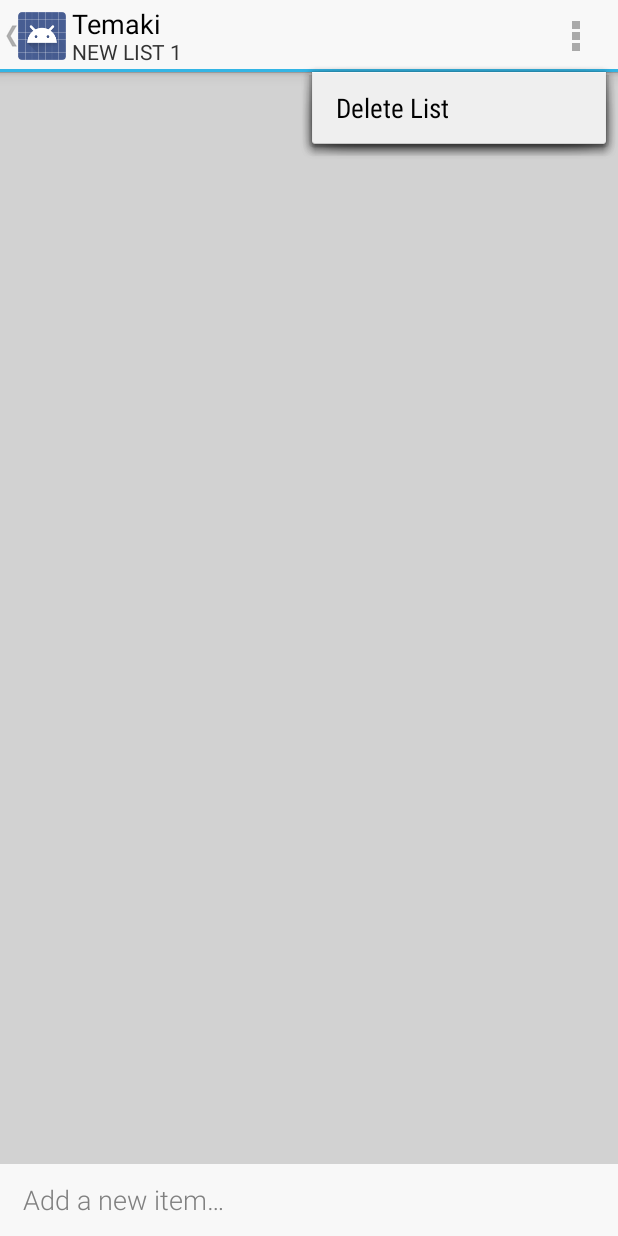
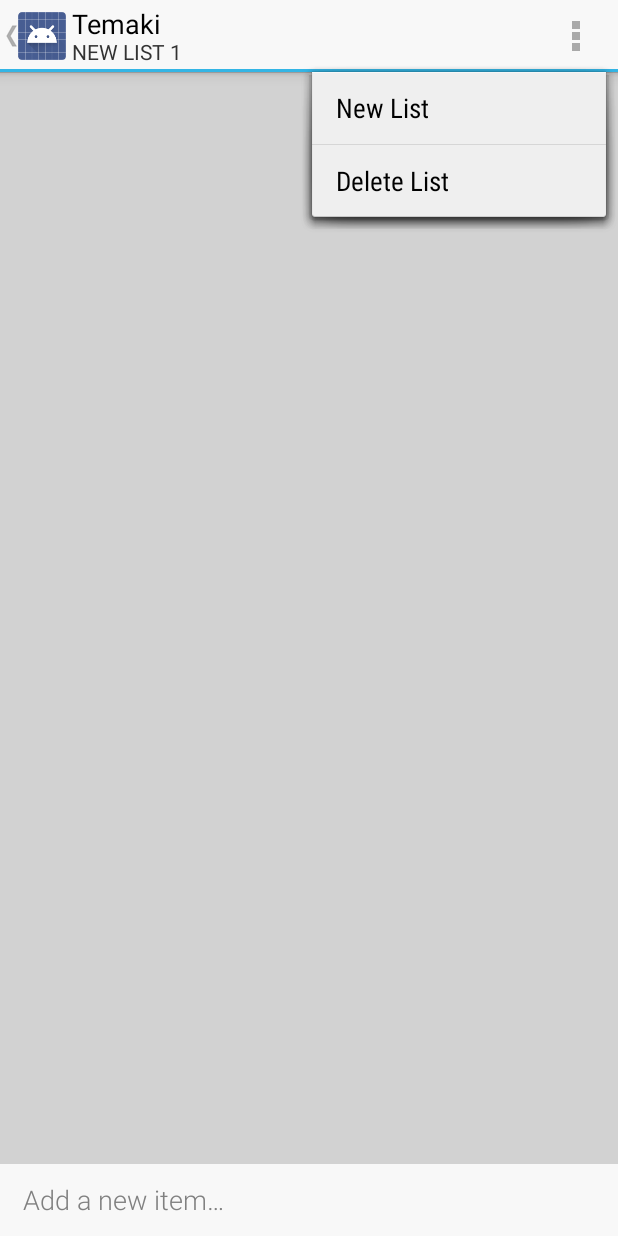
Before and after one commit to jffrymrtn/temaki, an Android app: the screen it shows after launch (MainDrawerActivity), with the options menu open, on a phone screen of 412 x 824 dp. Run offline under Robolectric (Android 15) with nearby library versions, the phone set to English and light mode, and no system bars; 2 statements that could not run were skipped.

Commit message:
Allow create new lists from ActionBar Menu

```diff
--- a/src/main/java/com/jmartin/temaki/MainDrawerActivity.java
+++ b/src/main/java/com/jmartin/temaki/MainDrawerActivity.java
@@ -37,7 +37,7 @@ public class MainDrawerActivity extends FragmentActivity
     private final String LIST_ITEMS_BUNDLE_KEY = "ListItems";
     private final String LIST_NAME_BUNDLE_KEY = "ListName";
 
-    private final String NEW_LIST_DIALOG_TITLE = "Enter a name for the new list:";
+    private final String NEW_LIST_DIALOG_TITLE = "Enter the new list's name:";
     public static final String CONFIRM_DELETE_DIALOG_TITLE = "Are you sure you want to delete this?";
     private final String DEFAULT_LIST_NAME = "NEW LIST ";
     protected final String LISTS_SP_KEY = "MAIN_LISTS";
@@ -55,7 +55,7 @@ public class MainDrawerActivity extends FragmentActivity
     private MainListsFragment mainListsFragment;
 
     /* Used for keeping track of selected item. Ideally don't want to do it this way but isSelected
-    * is not working in the clicklistener below.*/
+    * is not working in the click listener below.*/
     private int selectedItemPos = -1;
 
     @Override
@@ -176,6 +176,9 @@ public class MainDrawerActivity extends FragmentActivity
         switch (item.getItemId()) {
             case R.id.action_delete_list:
                 deleteLoadedList();
+                return true;
+            case R.id.action_new_list:
+                createNewList();
                 return true;
             default:
                 return super.onOptionsItemSelected(item);
--- a/src/main/res/menu/main.xml
+++ b/src/main/res/menu/main.xml
@@ -2,6 +2,11 @@
     <item android:id="@+id/action_delete_list"
           android:title="Delete List"
           android:orderInCategory="99"
+          android:showAsAction="never" />
+
+    <item android:id="@+id/action_new_list"
+          android:title="New List"
+          android:orderInCategory="98"
           android:showAsAction="never" />
 
     <!-- <item android:id="@+id/action_settings"
```
